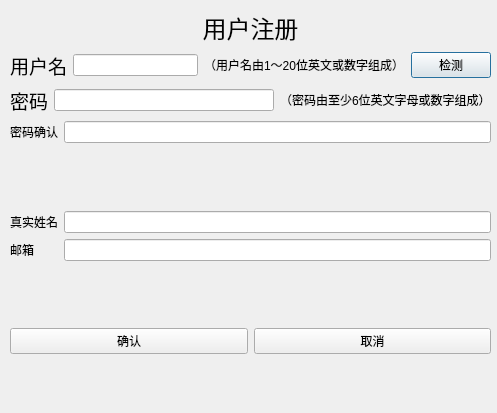
Old version of the form LiBrother/LiBrotherClient/signupmain.ui in the repository sxtyzhangzk/LiBrother.
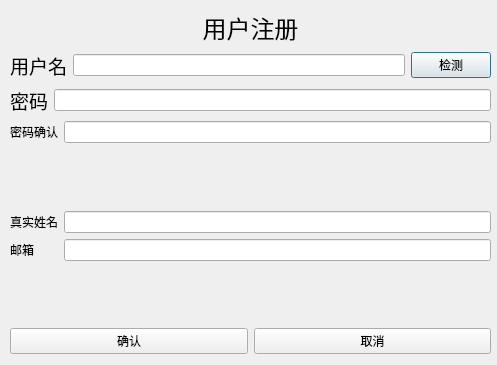
New version of the form.

```diff
--- a/LiBrother/LiBrotherClient/signupmain.ui
+++ b/LiBrother/LiBrotherClient/signupmain.ui
@@ -7,9 +7,15 @@
     <x>0</x>
     <y>0</y>
     <width>497</width>
-    <height>413</height>
+    <height>365</height>
    </rect>
   </property>
+  <property name="sizePolicy">
+   <sizepolicy hsizetype="Fixed" vsizetype="Fixed">
+    <horstretch>0</horstretch>
+    <verstretch>0</verstretch>
+   </sizepolicy>
+  </property>
   <property name="windowTitle">
    <string/>
   </property>
@@ -32,6 +38,16 @@
     </item>
     <item>
      <layout class="QGridLayout" name="gridLayout">
+      <item row="0" column="2">
+       <widget class="QPushButton" name="pushButton">
+        <property name="text">
+         <string>检测</string>
+        </property>
+       </widget>
+      </item>
+      <item row="0" column="1">
+       <widget class="QLineEdit" name="lineEdit"/>
+      </item>
       <item row="0" column="0">
        <widget class="QLabel" name="label_2">
         <property name="text">
@@ -39,23 +55,6 @@
         </property>
        </widget>
       </item>
-      <item row="0" column="1">
-       <widget class="QLineEdit" name="lineEdit"/>
-      </item>
-      <item row="0" column="3">
-       <widget class="QPushButton" name="pushButton">
-        <property name="text">
-         <string>检测</string>
-        </property>
-       </widget>
-      </item>
-      <item row="0" column="2">
-       <widget class="QLabel" name="label_3">
-        <property name="text">
-         <string>&lt;html&gt;&lt;head/&gt;&lt;body&gt;&lt;p&gt;（用户名由1～20位英文或数字组成）&lt;/p&gt;&lt;/body&gt;&lt;/html&gt;</string>
-        </property>
-       </widget>
-      </item>
      </layout>
     </item>
     <item>
@@ -74,13 +73,6 @@
         </property>
        </widget>
       </item>
-      <item>
-       <widget class="QLabel" name="label_5">
-        <property name="text">
-         <string>&lt;html&gt;&lt;head/&gt;&lt;body&gt;&lt;p&gt;（密码由至少6位英文字母或数字组成）&lt;/p&gt;&lt;/body&gt;&lt;/html&gt;</string>
-        </property>
-       </widget>
-      </item>
      </layout>
     </item>
     <item>
```
